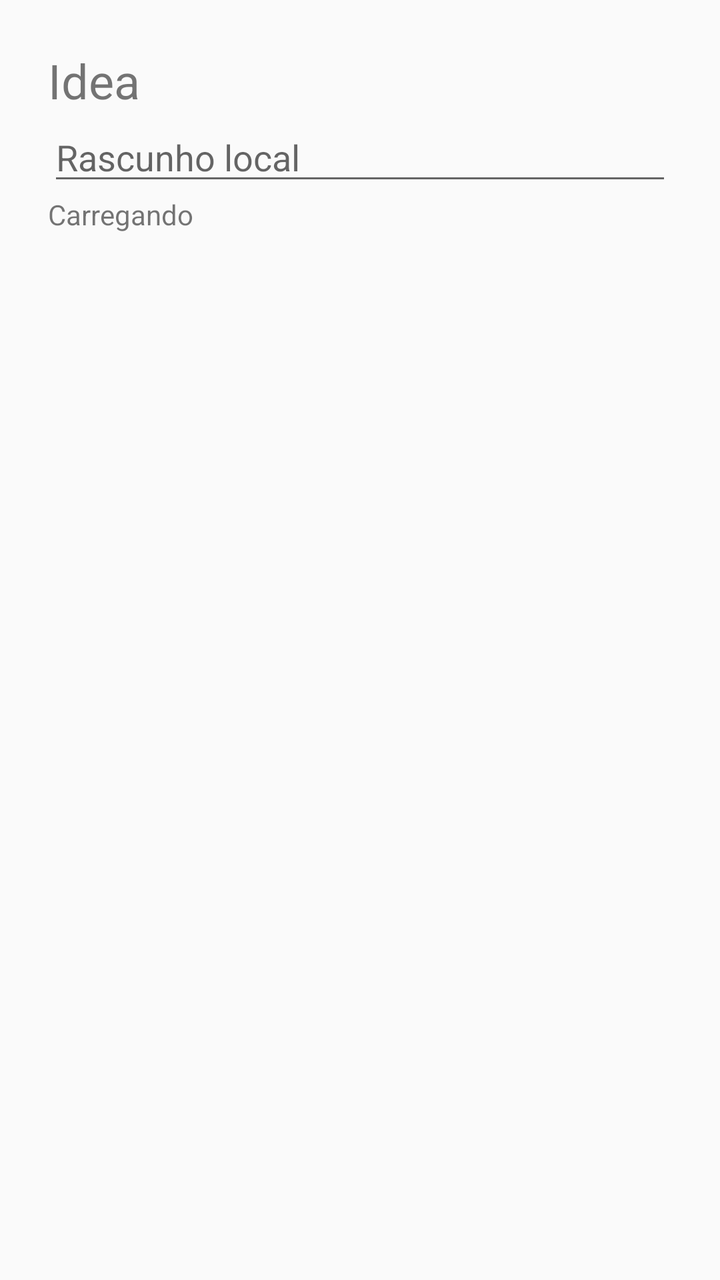
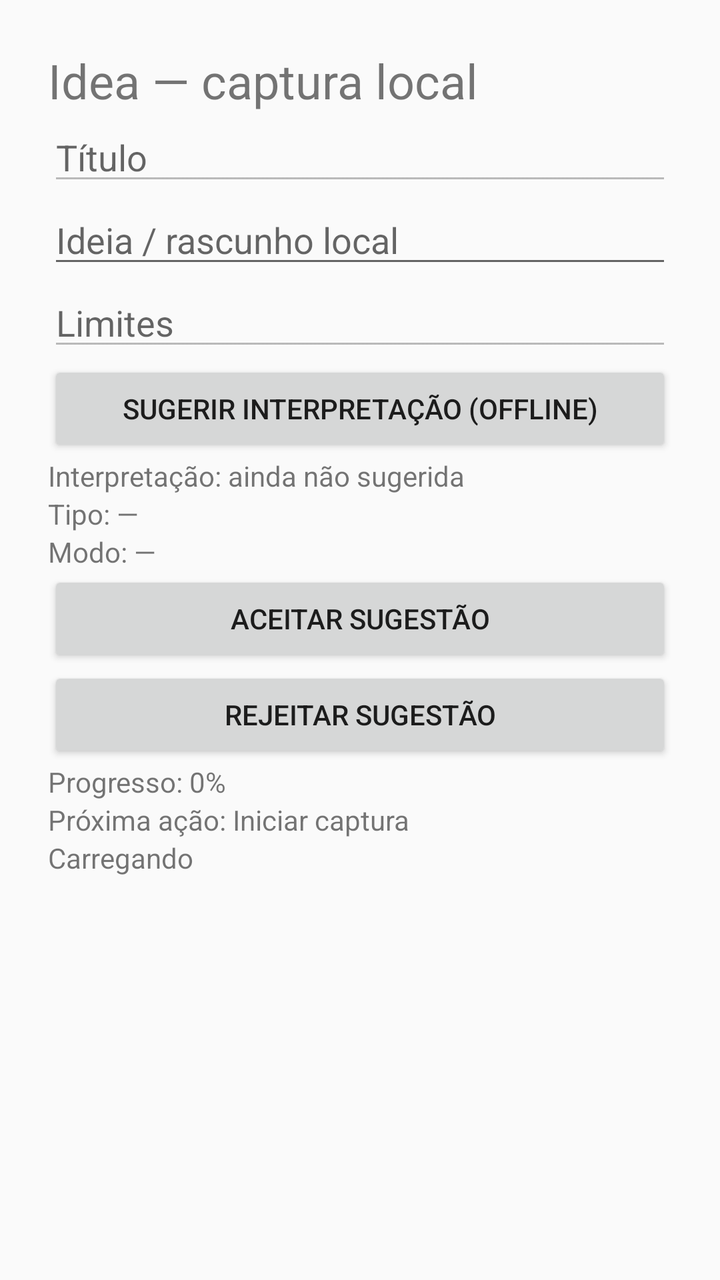

Screens rendered from an Android XML layout before and after an edit, with the pre-edit source and the edit as a unified diff.
<!-- AndroidManifest.xml: application theme AppTheme -->
<!-- res/layout/activity_main.xml -->
<?xml version="1.0" encoding="utf-8"?>
<LinearLayout xmlns:android="http://schemas.android.com/apk/res/android"
    android:orientation="vertical" android:padding="24dp"
    android:layout_width="match_parent" android:layout_height="match_parent">
    <TextView android:layout_width="match_parent" android:layout_height="wrap_content"
        android:text="Idea" android:textSize="24sp" />
    <EditText android:id="@+id/draft_editor" android:layout_width="match_parent"
        android:layout_height="wrap_content" android:hint="Rascunho local"
        android:inputType="textMultiLine" />
    <TextView android:id="@+id/save_status" android:layout_width="match_parent"
        android:layout_height="wrap_content" android:text="Carregando" />
</LinearLayout>
<!-- resources referenced by this layout -->
<resources>
  <style name="AppTheme" parent="android:style/Theme.Material.Light.NoActionBar" />
</resources>

<!-- the commit's change to res/layout/activity_main.xml (unified diff, before → after) -->
@@ -3,10 +3,30 @@
     android:orientation="vertical" android:padding="24dp"
     android:layout_width="match_parent" android:layout_height="match_parent">
     <TextView android:layout_width="match_parent" android:layout_height="wrap_content"
-        android:text="Idea" android:textSize="24sp" />
+        android:text="Idea — captura local" android:textSize="24sp" />
+    <EditText android:id="@+id/title_editor" android:layout_width="match_parent"
+        android:layout_height="wrap_content" android:hint="Título" android:enabled="false" />
     <EditText android:id="@+id/draft_editor" android:layout_width="match_parent"
-        android:layout_height="wrap_content" android:hint="Rascunho local"
+        android:layout_height="wrap_content" android:hint="Ideia / rascunho local"
         android:inputType="textMultiLine" />
+    <EditText android:id="@+id/limits_editor" android:layout_width="match_parent"
+        android:layout_height="wrap_content" android:hint="Limites" android:enabled="false" />
+    <Button android:id="@+id/suggest_button" android:layout_width="match_parent"
+        android:layout_height="wrap_content" android:text="Sugerir interpretação (offline)" />
+    <TextView android:id="@+id/interpretation_view" android:layout_width="match_parent"
+        android:layout_height="wrap_content" android:text="Interpretação: ainda não sugerida" />
+    <TextView android:id="@+id/type_view" android:layout_width="match_parent"
+        android:layout_height="wrap_content" android:text="Tipo: —" />
+    <TextView android:id="@+id/depth_view" android:layout_width="match_parent"
+        android:layout_height="wrap_content" android:text="Modo: —" />
+    <Button android:id="@+id/accept_button" android:layout_width="match_parent"
+        android:layout_height="wrap_content" android:text="Aceitar sugestão" />
+    <Button android:id="@+id/reject_button" android:layout_width="match_parent"
+        android:layout_height="wrap_content" android:text="Rejeitar sugestão" />
+    <TextView android:id="@+id/progress_view" android:layout_width="match_parent"
+        android:layout_height="wrap_content" android:text="Progresso: 0%" />
+    <TextView android:id="@+id/next_action_view" android:layout_width="match_parent"
+        android:layout_height="wrap_content" android:text="Próxima ação: Iniciar captura" />
     <TextView android:id="@+id/save_status" android:layout_width="match_parent"
         android:layout_height="wrap_content" android:text="Carregando" />
 </LinearLayout>
